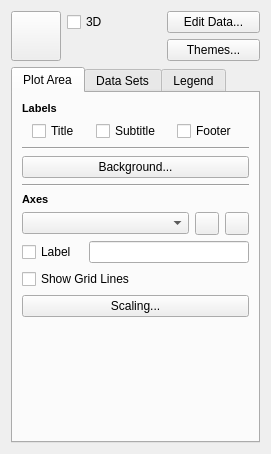
Above: kchart/shape/ChartConfigWidget.ui from KDE/koffice-chartingshape before the change. Below: the same form after it.
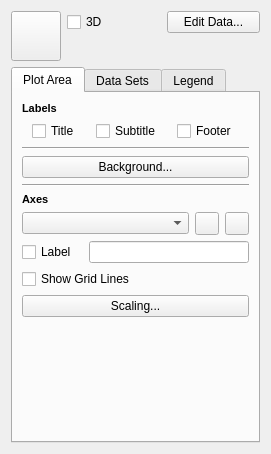
That is the form after the change. Icons and pictures are not drawn. Custom widgets are drawn as their Qt base class.

Commit message: Remove "Themes..." dialog button for now, to be implemented in KChart 2.1

Diff of the .ui file:
```diff
--- a/kchart/shape/ChartConfigWidget.ui
+++ b/kchart/shape/ChartConfigWidget.ui
@@ -63,13 +63,6 @@
      </property>
     </widget>
    </item>
-   <item row="1" column="2" >
-    <widget class="QPushButton" name="pushButton_5" >
-     <property name="text" >
-      <string>Themes...</string>
-     </property>
-    </widget>
-   </item>
    <item row="2" column="0" colspan="3" >
     <widget class="QTabWidget" name="tabWidget" >
      <property name="sizePolicy" >
```
Left out of the diff: 6 changed lines with no effect on the pictures.
